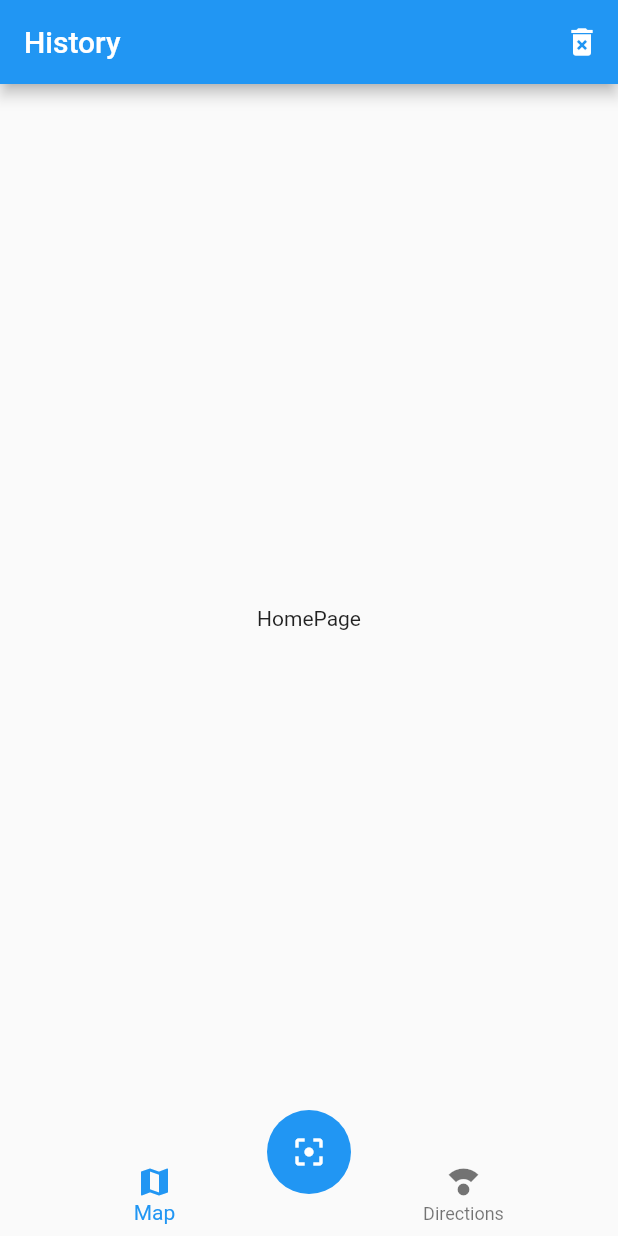
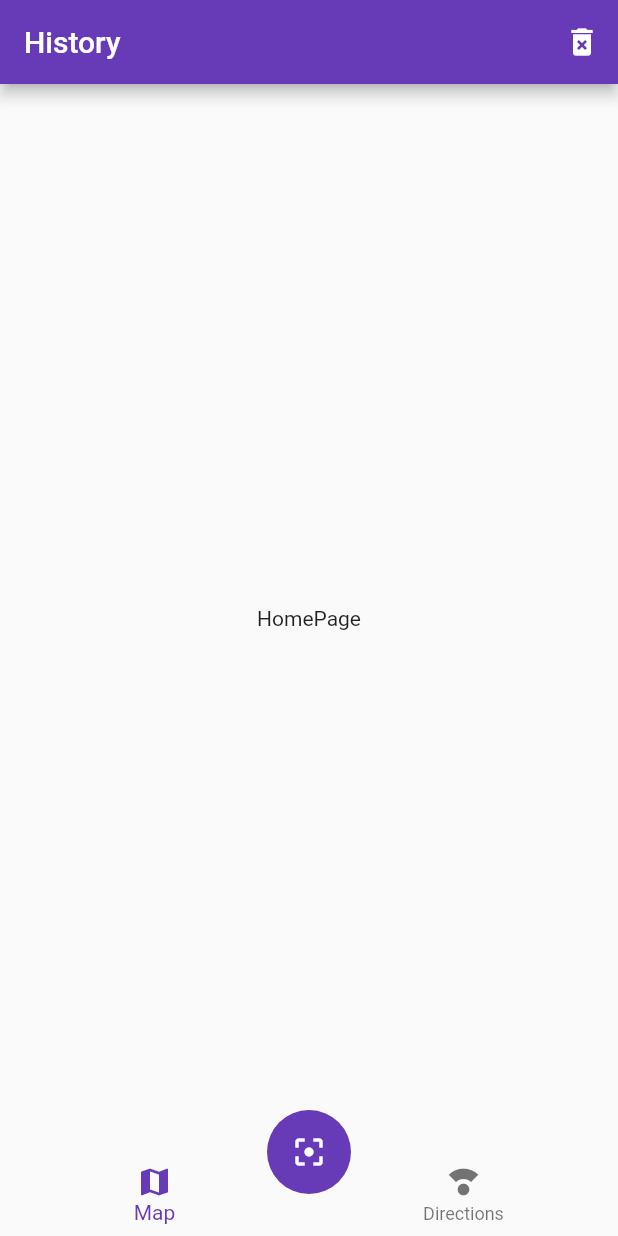
Before and after one commit to BryanParada/qr_readerApp, a Flutter app: the screen it shows after launch, on a phone screen of 412 x 824 dp. Run offline on Flutter 3.47's test engine with Material 2 defaults, Android fonts, the phone set to English and light mode, and no system bars.

Commit message:
F161 - App Theme

```diff
--- a/lib/main.dart
+++ b/lib/main.dart
@@ -16,7 +16,13 @@ class MyApp extends StatelessWidget {
       routes: {
         'home': ( _ ) => HomePage(),
         'map' : ( _ ) => MapPage()
-      }
+      },
+      theme: ThemeData(
+        primarySwatch: Colors.deepPurple,
+        // floatingActionButtonTheme: FloatingActionButtonThemeData(
+        //   backgroundColor: Colors.deepPurple
+        // )
+      )
     );
   }
 }
```
